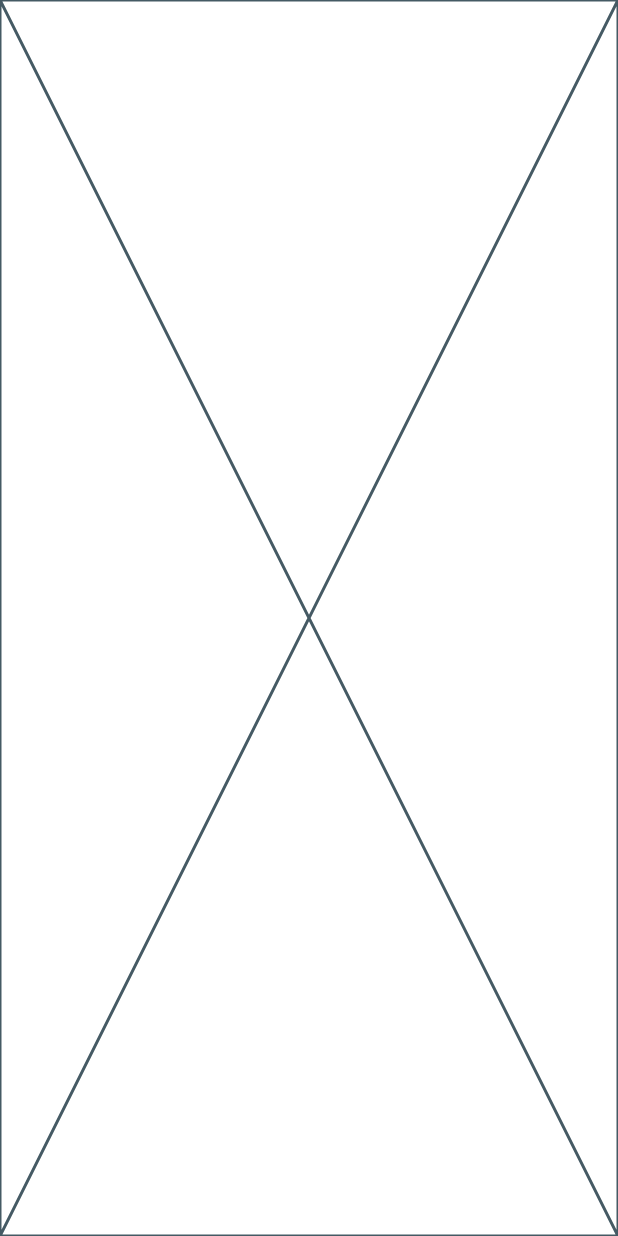
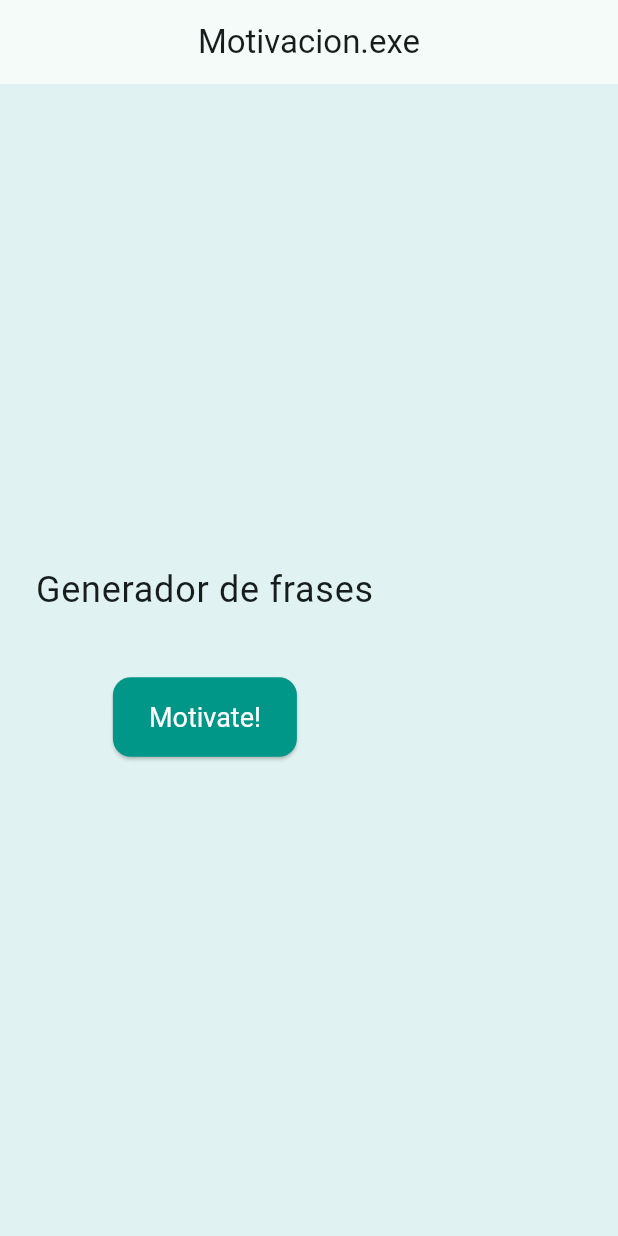
Before and after one commit to ning3n/frases_motivacionales_app, a Flutter app: the screen it shows after launch, on a phone screen of 412 x 824 dp. Run offline on Flutter 3.47's test engine with Material 3 defaults, Android fonts, the phone set to English and light mode, and no system bars.

Commit message:
Finished motivational screen

```diff
--- a/lib/screens/motivational_screen.dart
+++ b/lib/screens/motivational_screen.dart
@@ -9,8 +9,57 @@ class MotivationalScreen extends StatefulWidget {
 }
 
 class _MotivationalScreenState extends State<MotivationalScreen> {
+  final List<String> frases = [
+    "Eres muy fuerte, sigue asi.",
+    "Hoy es un buen dia para empezar.",
+    "Pequeños pasos tambien te llevan lejos.",
+    "Respira, sonríe y sigue adelante.",
+    "Lo importante es ser mejor que el tu de ayer."
+  ];
+
+  String fraseActual = "Generador de frases";
+
+  void generarFrase(){
+    final random = Random();
+    setState(() {
+      fraseActual = frases[random.nextInt(frases.length)];
+    });
+  }
+
+
   @override
   Widget build(BuildContext context) {
-    return const Placeholder();
+    return Scaffold(
+      backgroundColor: Colors.teal[50],
+      appBar: AppBar(
+        title: const Text('Motivacion.exe'),
+        centerTitle: true,
+      ),
+      body: Padding(
+        padding: const EdgeInsets.all(24.0),
+        child: Column(
+          mainAxisAlignment: MainAxisAlignment.center,
+          children: [
+            Text(
+              fraseActual,
+              style: Theme.of(context).textTheme.bodyLarge,
+              textAlign: TextAlign.center,
+            ),
+            const SizedBox(height: 40),
+            ElevatedButton(
+              onPressed: generarFrase,
+              style: ElevatedButton.styleFrom(
+                backgroundColor: Colors.teal,
+                foregroundColor: Colors.white,
+                padding: const EdgeInsets.symmetric(horizontal: 24, vertical: 16),
+                textStyle: const TextStyle(fontSize: 18),
+                shape: RoundedRectangleBorder(borderRadius: BorderRadius.circular(12)),
+              ),
+              child: const Text('Motivate!'),
+            )
+          ],
+        ),
+      ),
+    );
   }
 }
```
